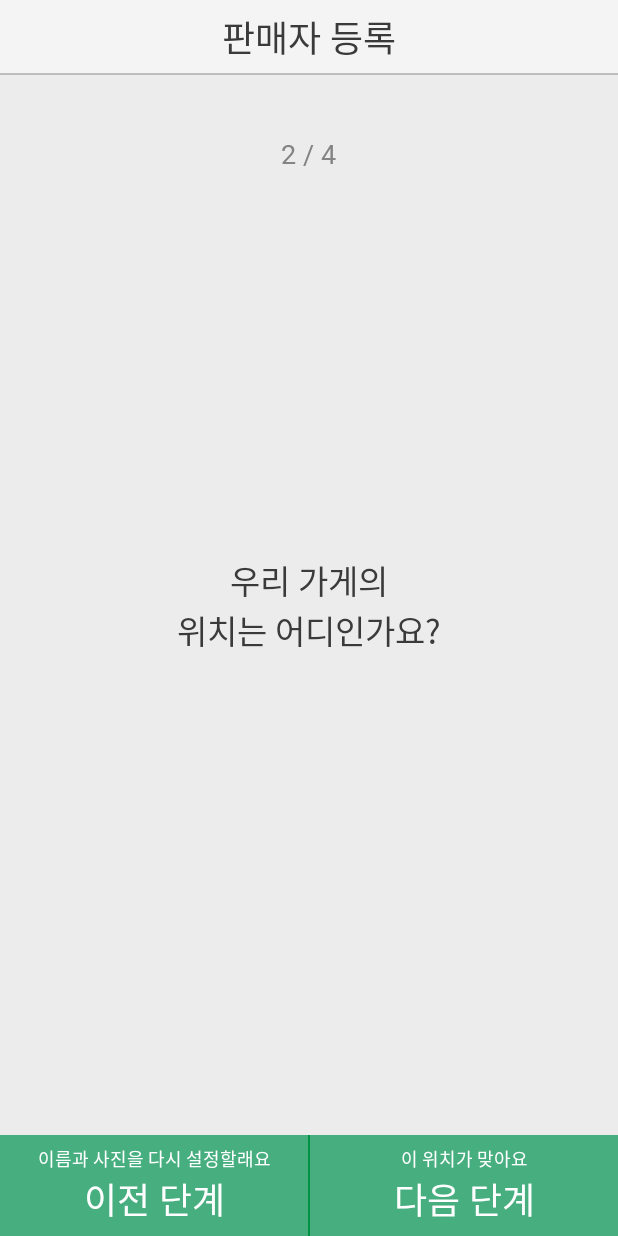
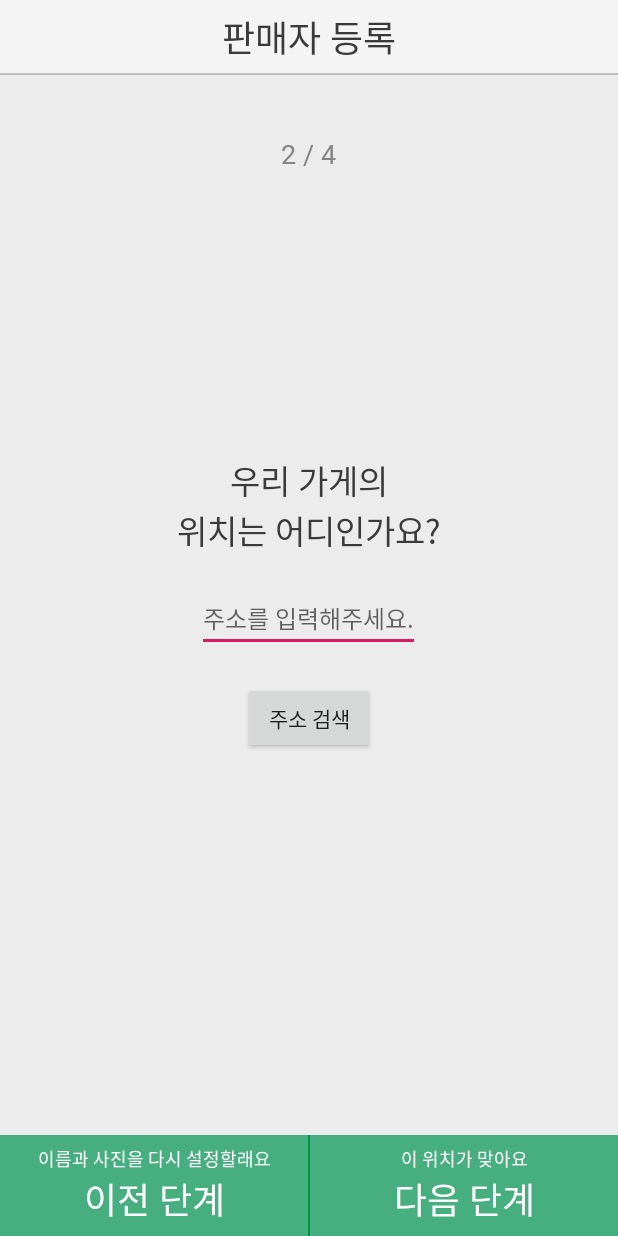
Before and after one commit to smwu-ssak/seller, an Android app: the RegisterLocationActivity screen opened directly, with no data from a screen before it, on a phone screen of 412 x 824 dp. Run offline under Robolectric (Android 15) with nearby library versions, the light colour scheme and no system bars.

Commit message:
search Store's Address using Daum Service

```diff
--- a/SSak/app/src/main/AndroidManifest.xml
+++ b/SSak/app/src/main/AndroidManifest.xml
@@ -15,7 +15,8 @@
         android:supportsRtl="true"
         android:theme="@style/AppTheme"
         android:usesCleartextTraffic="true">
-        <activity android:name=".RegisterNumberActivity"></activity>
+        <activity android:name=".RegisterLocationWebViewActivity"></activity>
+        <activity android:name=".RegisterNumberActivity" />
         <activity android:name=".RegisterTimeActivity" />
         <activity android:name=".RegisterLocationActivity" />
         <activity android:name=".RegisterProfileActivity" />
--- a/SSak/app/src/main/java/com/example/ssak/RegisterLocationActivity.java
+++ b/SSak/app/src/main/java/com/example/ssak/RegisterLocationActivity.java
@@ -5,17 +5,50 @@ import androidx.appcompat.app.AppCompatActivity;
 import android.content.Intent;
 import android.os.Bundle;
 import android.view.View;
+import android.widget.Button;
+import android.widget.EditText;
 import android.widget.LinearLayout;
 
+// Customized by SY
+
 public class RegisterLocationActivity extends AppCompatActivity {
+
+    static final int SEARCH_ADDRESS_ACTIVITY = 200;
+    private EditText address;
 
     @Override
     protected void onCreate(Bundle savedInstanceState) {
         super.onCreate(savedInstanceState);
         setContentView(R.layout.activity_register_location);
 
+        searchAddress();
         goToPreviousPage();
         goToNextPage();
+    }
+
+    public void searchAddress() {
+        address = findViewById(R.id.register_location_act_address_et);
+        Button btn = findViewById(R.id.register_location_act_search_btn);
+
+        btn.setOnClickListener(new View.OnClickListener() {
+            @Override
+            public void onClick(View view) {
+                Intent intent = new Intent(RegisterLocationActivity.this, RegisterLocationWebViewActivity.class);
+                startActivityForResult(intent, SEARCH_ADDRESS_ACTIVITY);
+            }
+        });
+    }
+
+    public void onActivityResult(int requestCode, int resultCode, Intent intent) {
+        super.onActivityResult(requestCode, resultCode, intent);
+
+        if (requestCode == SEARCH_ADDRESS_ACTIVITY) {
+            if (resultCode == RESULT_OK) {
+                String data = intent.getExtras().getString("data");
+                if (data != null)
+                    address.setText(data);
+            }
+        }
     }
 
     public void goToPreviousPage() {
--- a/SSak/app/src/main/res/layout/activity_register_location.xml
+++ b/SSak/app/src/main/res/layout/activity_register_location.xml
@@ -133,7 +133,6 @@
 
         </LinearLayout>
 
-
     </RelativeLayout>
 
     <!--뷰-->
@@ -191,6 +190,27 @@
 
             </RelativeLayout>
 
+            <!-- Customized by SY -->
+            <EditText
+                android:id="@+id/register_location_act_address_et"
+                android:layout_width="wrap_content"
+                android:layout_height="wrap_content"
+                android:layout_centerHorizontal="true"
+                android:layout_below="@id/location_text_fix"
+                android:layout_marginVertical="20dp"
+                android:fontFamily="@font/nanumbarungothic_normal"
+                android:textSize="16dp"
+                android:hint="주소를 입력해주세요."/>
+
+            <Button
+                android:id="@+id/register_location_act_search_btn"
+                android:layout_width="wrap_content"
+                android:layout_height="wrap_content"
+                android:layout_below="@id/register_location_act_address_et"
+                android:layout_centerHorizontal="true"
+                android:text="주소 검색"/>
+            <!-- Customized by SY -->
+
         </RelativeLayout>
 
     </RelativeLayout>
```
Also changed, not shown: SSak/app/src/main/java/com/example/ssak/RegisterLocationWebViewActivity.java (added, +53 -0 lines), SSak/app/src/main/res/layout/activity_register_location_web_view.xml (added, +19 -0 lines).
